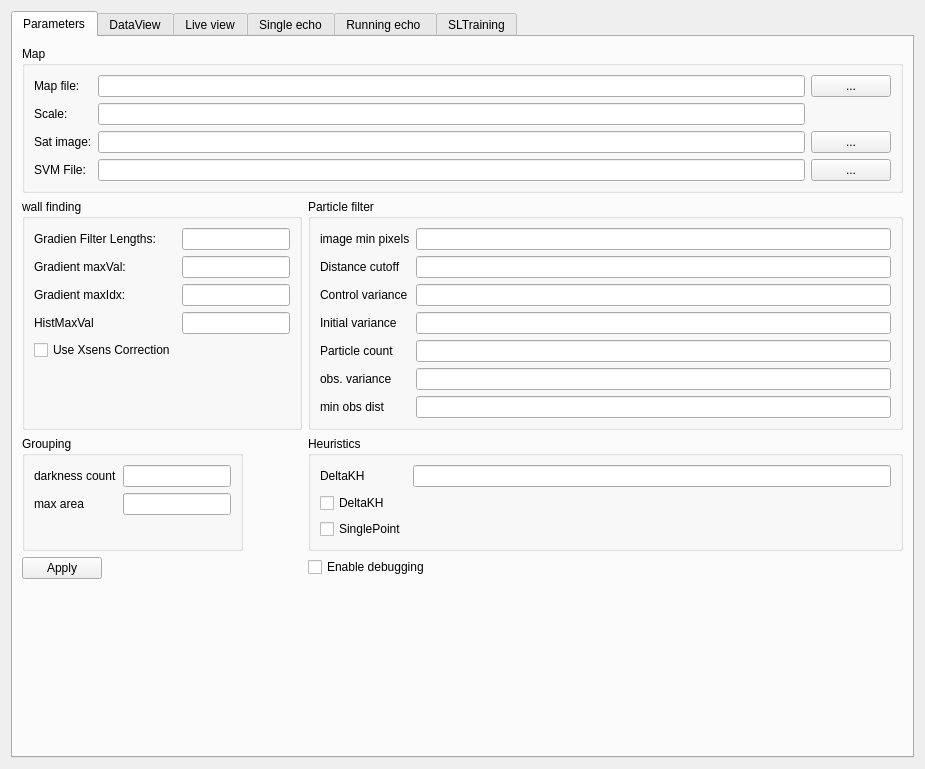
The window that Hanse/Module_SonarLocalization/form_sonarlocalization.ui (iti-luebeck/HANSE2011) describes before a commit, drawn with Qt 5.
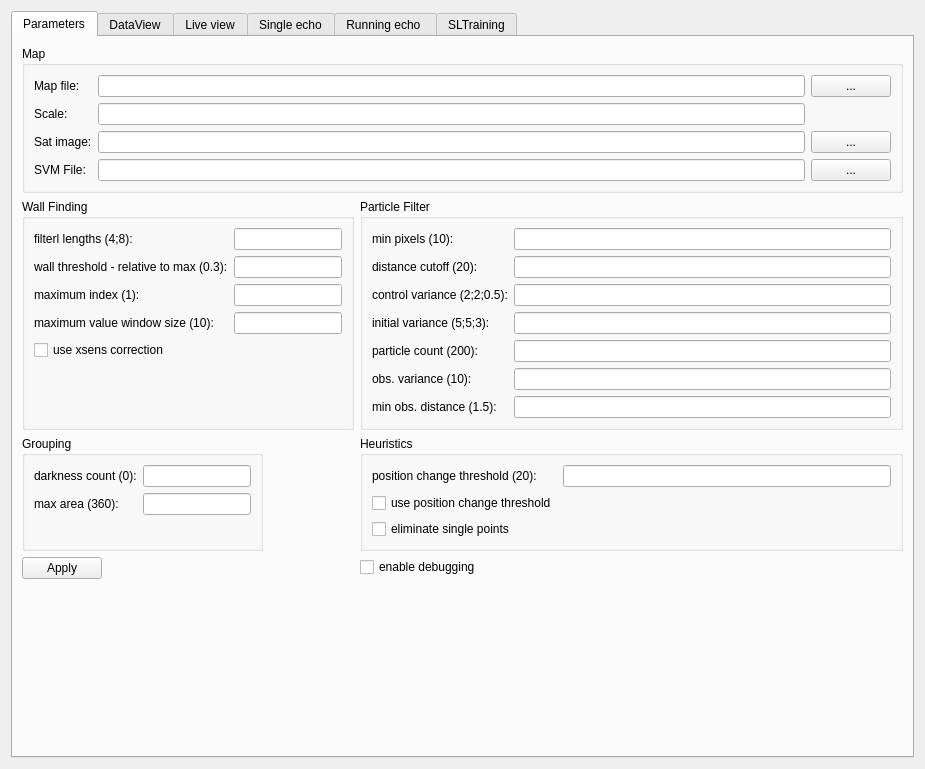
The same window after the commit. Custom widgets are drawn as their Qt base class.

Patch:
```diff
--- a/Hanse/Module_SonarLocalization/form_sonarlocalization.ui
+++ b/Hanse/Module_SonarLocalization/form_sonarlocalization.ui
@@ -100,7 +100,7 @@
        <item row="4" column="0">
         <widget class="QGroupBox" name="groupBox_3">
          <property name="title">
-          <string>wall finding</string>
+          <string>Wall Finding</string>
          </property>
          <layout class="QFormLayout" name="formLayout_3">
           <property name="fieldGrowthPolicy">
@@ -109,7 +109,7 @@
           <item row="2" column="0">
            <widget class="QLabel" name="label_7">
             <property name="text">
-             <string>Gradient maxVal:</string>
+             <string>wall threshold - relative to max (0.3):</string>
             </property>
            </widget>
           </item>
@@ -119,7 +119,7 @@
           <item row="3" column="0">
            <widget class="QLabel" name="label_8">
             <property name="text">
-             <string>Gradient maxIdx:</string>
+             <string>maximum index (1):</string>
             </property>
            </widget>
           </item>
@@ -129,7 +129,7 @@
           <item row="4" column="0">
            <widget class="QLabel" name="label_23">
             <property name="text">
-             <string>HistMaxVal</string>
+             <string>maximum value window size (10):</string>
             </property>
            </widget>
           </item>
@@ -139,14 +139,14 @@
           <item row="5" column="0">
            <widget class="QCheckBox" name="xsensBox">
             <property name="text">
-             <string>Use Xsens Correction</string>
+             <string>use xsens correction</string>
             </property>
            </widget>
           </item>
           <item row="1" column="0">
            <widget class="QLabel" name="label_5">
             <property name="text">
-             <string>Gradien Filter Lengths:</string>
+             <string>filterl lengths (4;8):</string>
             </property>
            </widget>
           </item>
@@ -168,7 +168,7 @@
           <item row="0" column="0">
            <widget class="QLabel" name="label_6">
             <property name="text">
-             <string>DeltaKH</string>
+             <string>position change threshold (20):</string>
             </property>
            </widget>
           </item>
@@ -178,14 +178,14 @@
           <item row="1" column="0">
            <widget class="QCheckBox" name="deltaKHCB">
             <property name="text">
-             <string>DeltaKH</string>
+             <string>use position change threshold</string>
             </property>
            </widget>
           </item>
           <item row="2" column="0">
            <widget class="QCheckBox" name="singlePointCB">
             <property name="text">
-             <string>SinglePoint</string>
+             <string>eliminate single points</string>
             </property>
            </widget>
           </item>
@@ -202,14 +202,14 @@
        <item row="6" column="1">
         <widget class="QCheckBox" name="debug">
          <property name="text">
-          <string>Enable debugging</string>
+          <string>enable debugging</string>
          </property>
         </widget>
        </item>
        <item row="4" column="1">
         <widget class="QGroupBox" name="groupBox_6">
          <property name="title">
-          <string>Particle filter</string>
+          <string>Particle Filter</string>
          </property>
          <layout class="QFormLayout" name="formLayout_5">
           <property name="fieldGrowthPolicy">
@@ -218,7 +218,7 @@
           <item row="1" column="0">
            <widget class="QLabel" name="label_17">
             <property name="text">
-             <string>image min pixels</string>
+             <string>min pixels (10):</string>
             </property>
            </widget>
           </item>
@@ -228,7 +228,7 @@
           <item row="2" column="0">
            <widget class="QLabel" name="label_12">
             <property name="text">
-             <string>Distance cutoff</string>
+             <string>distance cutoff (20):</string>
             </property>
            </widget>
           </item>
@@ -238,7 +238,7 @@
           <item row="3" column="0">
            <widget class="QLabel" name="label_13">
             <property name="text">
-             <string>Control variance</string>
+             <string>control variance (2;2;0.5):</string>
             </property>
            </widget>
           </item>
@@ -248,7 +248,7 @@
           <item row="4" column="0">
            <widget class="QLabel" name="label_14">
             <property name="text">
-             <string>Initial variance</string>
+             <string>initial variance (5;5;3):</string>
             </property>
            </widget>
           </item>
@@ -258,7 +258,7 @@
           <item row="5" column="0">
            <widget class="QLabel" name="label_15">
             <property name="text">
-             <string>Particle count</string>
+             <string>particle count (200):</string>
             </property>
            </widget>
           </item>
@@ -268,7 +268,7 @@
           <item row="6" column="0">
            <widget class="QLabel" name="label_16">
             <property name="text">
-             <string>obs. variance</string>
+             <string>obs. variance (10):</string>
             </property>
            </widget>
           </item>
@@ -278,7 +278,7 @@
           <item row="7" column="0">
            <widget class="QLabel" name="label_24">
             <property name="text">
-             <string>min obs dist</string>
+             <string>min obs. distance (1.5):</string>
             </property>
            </widget>
           </item>
@@ -297,7 +297,7 @@
           <item row="1" column="0">
            <widget class="QLabel" name="label_20">
             <property name="text">
-             <string>darkness count</string>
+             <string>darkness count (0):</string>
             </property>
            </widget>
           </item>
@@ -307,7 +307,7 @@
           <item row="2" column="0">
            <widget class="QLabel" name="label_21">
             <property name="text">
-             <string>max area</string>
+             <string>max area (360):</string>
             </property>
            </widget>
           </item>
```
